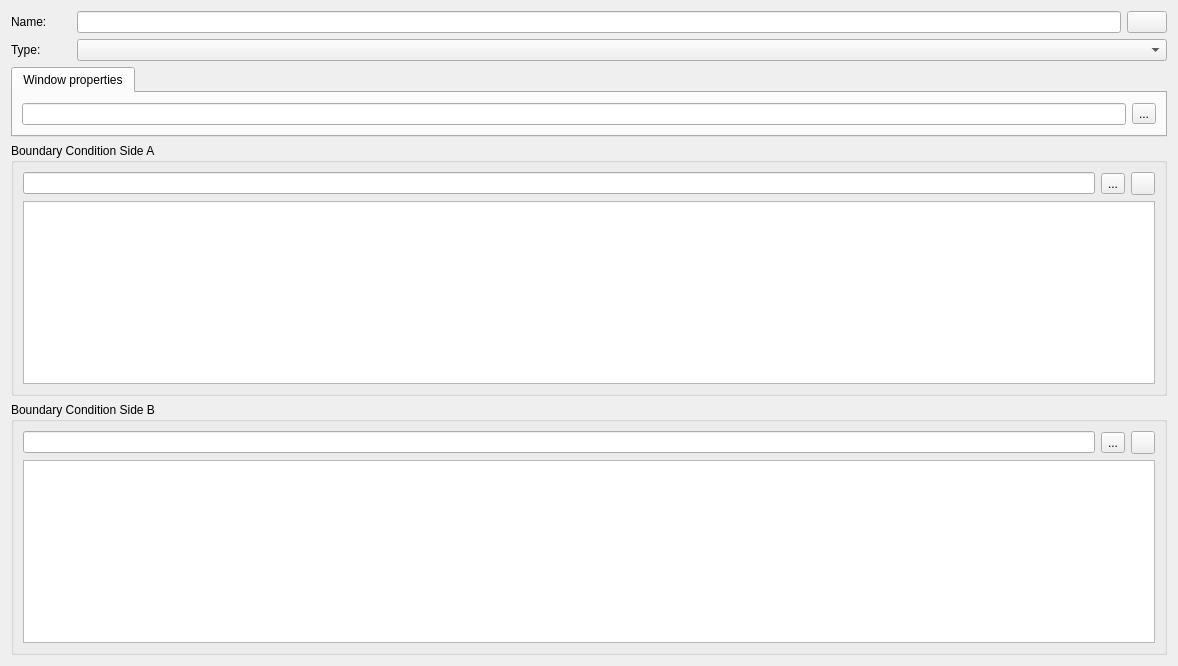
Before: the Qt Designer form SIM-VICUS/src/SVDBSubSurfaceComponentEditWidget.ui in ghorwin/SIM-VICUS, drawn with Qt 5.
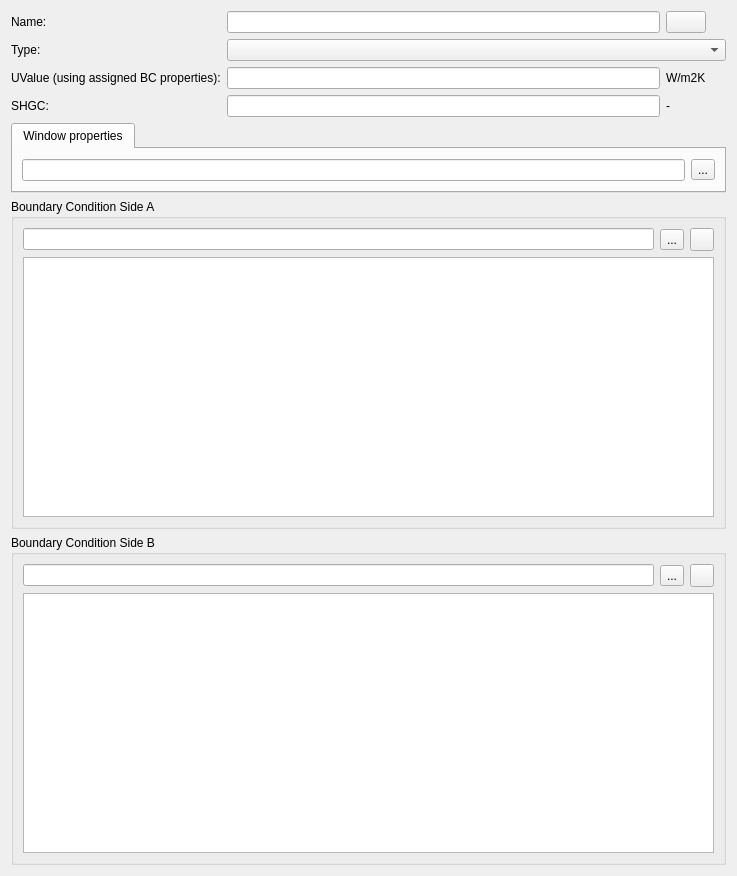
After: the same form once the commit is applied. Icons and pictures are not drawn. Custom widgets are drawn as their Qt base class.

Commit message: Added window property info in subsurface component db widget.

The edit to the form file:
```diff
--- a/SIM-VICUS/src/SVDBSubSurfaceComponentEditWidget.ui
+++ b/SIM-VICUS/src/SVDBSubSurfaceComponentEditWidget.ui
@@ -6,8 +6,8 @@
    <rect>
     <x>0</x>
     <y>0</y>
-    <width>1178</width>
-    <height>666</height>
+    <width>737</width>
+    <height>876</height>
    </rect>
   </property>
   <property name="windowTitle">
@@ -16,8 +16,8 @@
   <layout class="QVBoxLayout" name="masterLayout">
    <item>
     <layout class="QGridLayout" name="gridLayout">
-     <item row="0" column="0">
-      <widget class="QLabel" name="labelDisplayName">
+     <item row="2" column="0">
+      <widget class="QLabel" name="labelDisplayName_2">
        <property name="minimumSize">
         <size>
          <width>60</width>
@@ -25,20 +25,7 @@
         </size>
        </property>
        <property name="text">
-        <string>Name:</string>
-       </property>
-      </widget>
-     </item>
-     <item row="0" column="1">
-      <widget class="QtExt::LanguageStringEditWidget1" name="lineEditName"/>
-     </item>
-     <item row="0" column="2">
-      <widget class="QtExt::ColorButton" name="pushButtonColor">
-       <property name="sizePolicy">
-        <sizepolicy hsizetype="Fixed" vsizetype="Fixed">
-         <horstretch>0</horstretch>
-         <verstretch>0</verstretch>
-        </sizepolicy>
+        <string>UValue (using assigned BC properties):</string>
        </property>
       </widget>
      </item>
@@ -49,7 +36,20 @@
        </property>
       </widget>
      </item>
-     <item row="1" column="1" colspan="2">
+     <item row="0" column="3">
+      <widget class="QtExt::ColorButton" name="pushButtonColor">
+       <property name="sizePolicy">
+        <sizepolicy hsizetype="Fixed" vsizetype="Fixed">
+         <horstretch>0</horstretch>
+         <verstretch>0</verstretch>
+        </sizepolicy>
+       </property>
+      </widget>
+     </item>
+     <item row="0" column="2">
+      <widget class="QtExt::LanguageStringEditWidget1" name="lineEditName"/>
+     </item>
+     <item row="1" column="2" colspan="2">
       <widget class="QComboBox" name="comboBoxSubSurfaceType">
        <property name="sizePolicy">
         <sizepolicy hsizetype="Expanding" vsizetype="Fixed">
@@ -59,10 +59,85 @@
        </property>
       </widget>
      </item>
+     <item row="2" column="3">
+      <widget class="QLabel" name="labelDisplayName_3">
+       <property name="minimumSize">
+        <size>
+         <width>60</width>
+         <height>0</height>
+        </size>
+       </property>
+       <property name="text">
+        <string>W/m2K</string>
+       </property>
+      </widget>
+     </item>
+     <item row="2" column="2">
+      <widget class="QtExt::LanguageStringEditWidget1" name="lineEditUValue">
+       <property name="toolTip">
+        <string>U-value is being calculated using the heat conduction values from the assigned boundary conditions.</string>
+       </property>
+       <property name="readOnly">
+        <bool>true</bool>
+       </property>
+      </widget>
+     </item>
+     <item row="0" column="0">
+      <widget class="QLabel" name="labelDisplayName">
+       <property name="minimumSize">
+        <size>
+         <width>60</width>
+         <height>0</height>
+        </size>
+       </property>
+       <property name="text">
+        <string>Name:</string>
+       </property>
+      </widget>
+     </item>
+     <item row="3" column="0">
+      <widget class="QLabel" name="labelDisplayName_4">
+       <property name="minimumSize">
+        <size>
+         <width>60</width>
+         <height>0</height>
+        </size>
+       </property>
+       <property name="text">
+        <string>SHGC:</string>
+       </property>
+      </widget>
+     </item>
+     <item row="3" column="3">
+      <widget class="QLabel" name="labelDisplayName_6">
+       <property name="minimumSize">
+        <size>
+         <width>60</width>
+         <height>0</height>
+        </size>
+       </property>
+       <property name="text">
+        <string>-</string>
+       </property>
+      </widget>
+     </item>
+     <item row="3" column="2">
+      <widget class="QtExt::LanguageStringEditWidget1" name="lineEditSHGCValue">
+       <property name="readOnly">
+        <bool>true</bool>
+       </property>
+      </widget>
+     </item>
     </layout>
    </item>
    <item>
     <widget class="QTabWidget" name="tabWidget">
+     <property name="sizePolicy">
+      <sizepolicy hsizetype="Expanding" vsizetype="Preferred">
+       <horstretch>0</horstretch>
+       <verstretch>0</verstretch>
+      </sizepolicy>
+     </property>
      <property name="currentIndex">
       <number>0</number>
      </property>
```
The commit also changes 1 other file.
